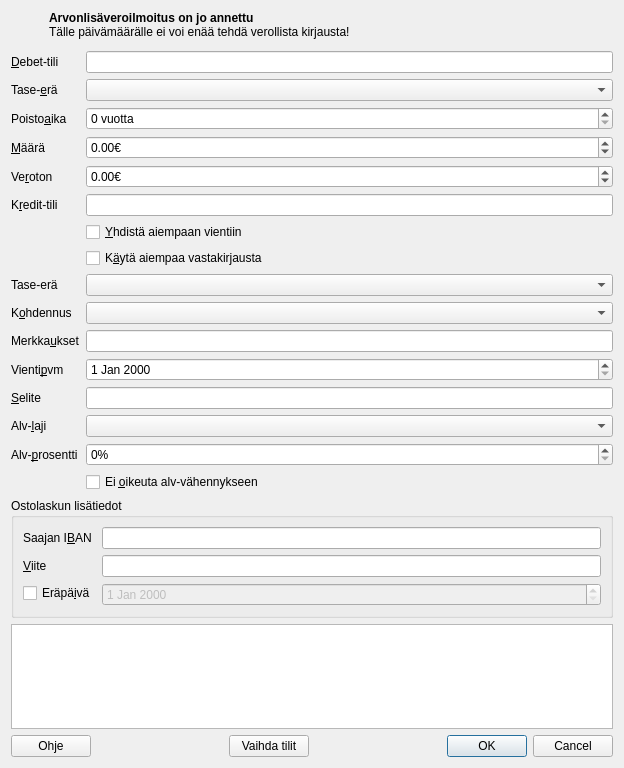
The window that kitupiikki/kirjaus/kirjausapuridialog.ui (artoh/kitupiikki) describes before a commit, drawn with Qt 5.
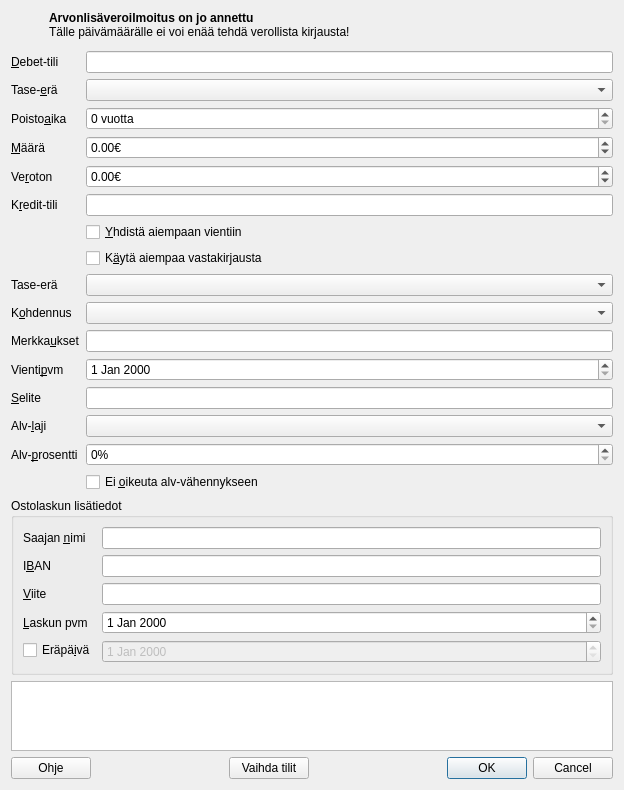
The same window after the commit. Icons and pictures are not drawn. Custom widgets are drawn as their Qt base class.

```diff
--- a/kitupiikki/kirjaus/kirjausapuridialog.ui
+++ b/kitupiikki/kirjaus/kirjausapuridialog.ui
@@ -285,20 +285,20 @@
       <string>Ostolaskun lisätiedot</string>
      </property>
      <layout class="QFormLayout" name="formLayout">
-      <item row="0" column="0">
+      <item row="1" column="0">
        <widget class="QLabel" name="label">
         <property name="text">
-         <string>Saajan I&amp;BAN</string>
+         <string>I&amp;BAN</string>
         </property>
         <property name="buddy">
          <cstring>ibanEdit</cstring>
         </property>
        </widget>
       </item>
-      <item row="0" column="1">
+      <item row="1" column="1">
        <widget class="QLineEdit" name="ibanEdit"/>
       </item>
-      <item row="1" column="0">
+      <item row="2" column="0">
        <widget class="QLabel" name="label_2">
         <property name="text">
          <string>&amp;Viite</string>
@@ -308,23 +308,49 @@
         </property>
        </widget>
       </item>
-      <item row="1" column="1">
+      <item row="2" column="1">
        <widget class="QLineEdit" name="viiteEdit"/>
       </item>
-      <item row="2" column="0">
+      <item row="4" column="0">
        <widget class="QCheckBox" name="eraCheck">
         <property name="text">
          <string>Eräpä&amp;ivä</string>
         </property>
        </widget>
       </item>
-      <item row="2" column="1">
+      <item row="4" column="1">
        <widget class="QDateEdit" name="erapvmEdit">
         <property name="enabled">
          <bool>false</bool>
         </property>
        </widget>
       </item>
+      <item row="0" column="0">
+       <widget class="QLabel" name="saajannimiLabel">
+        <property name="text">
+         <string>Saajan &amp;nimi</string>
+        </property>
+        <property name="buddy">
+         <cstring>saajanNimiEdit</cstring>
+        </property>
+       </widget>
+      </item>
+      <item row="0" column="1">
+       <widget class="QLineEdit" name="saajanNimiEdit"/>
+      </item>
+      <item row="3" column="0">
+       <widget class="QLabel" name="label_5">
+        <property name="text">
+         <string>&amp;Laskun pvm</string>
+        </property>
+        <property name="buddy">
+         <cstring>laskupvmEdit</cstring>
+        </property>
+       </widget>
+      </item>
+      <item row="3" column="1">
+       <widget class="QDateEdit" name="laskupvmEdit"/>
+      </item>
      </layout>
     </widget>
    </item>
@@ -401,17 +427,17 @@
   </layout>
  </widget>
  <customwidgets>
-  <customwidget>
-   <class>TilinvalintaLine</class>
-   <extends>QLineEdit</extends>
-   <header>db/tilinvalintaline.h</header>
-  </customwidget>
   <customwidget>
    <class>QTabBar</class>
    <extends>QWidget</extends>
    <header>QTabBar</header>
    <container>1</container>
   </customwidget>
+  <customwidget>
+   <class>TilinvalintaLine</class>
+   <extends>QLineEdit</extends>
+   <header>db/tilinvalintaline.h</header>
+  </customwidget>
  </customwidgets>
  <tabstops>
   <tabstop>tiliEdit</tabstop>
```
Left out of the diff: 24 changed lines with no effect on the pictures.
